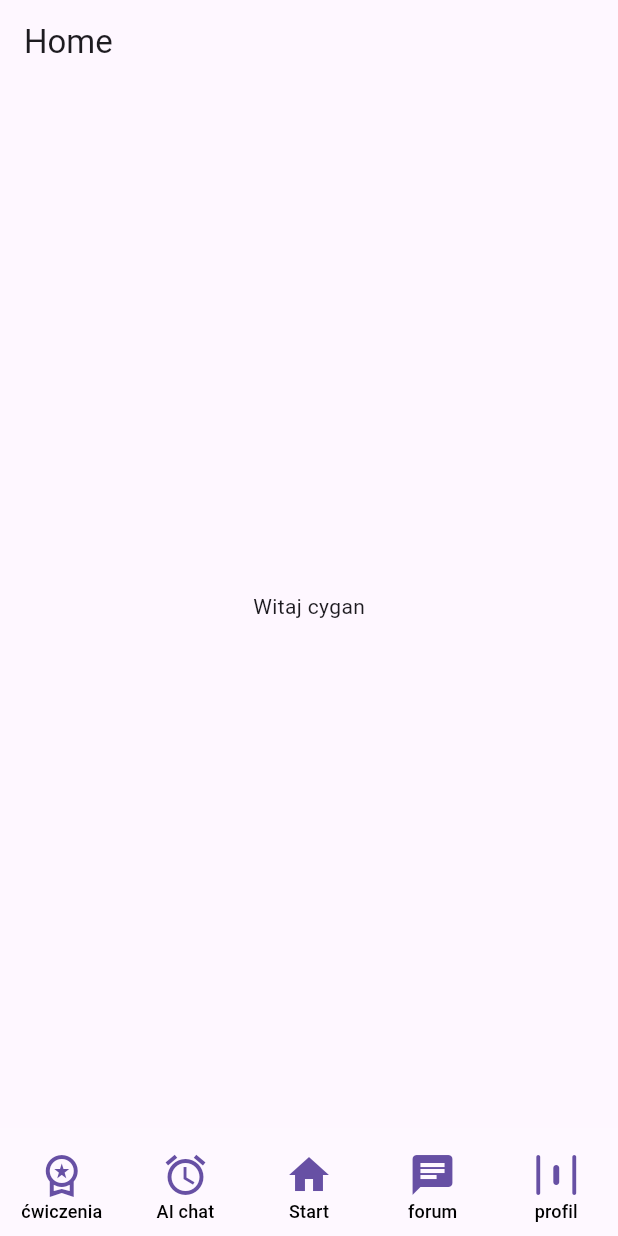
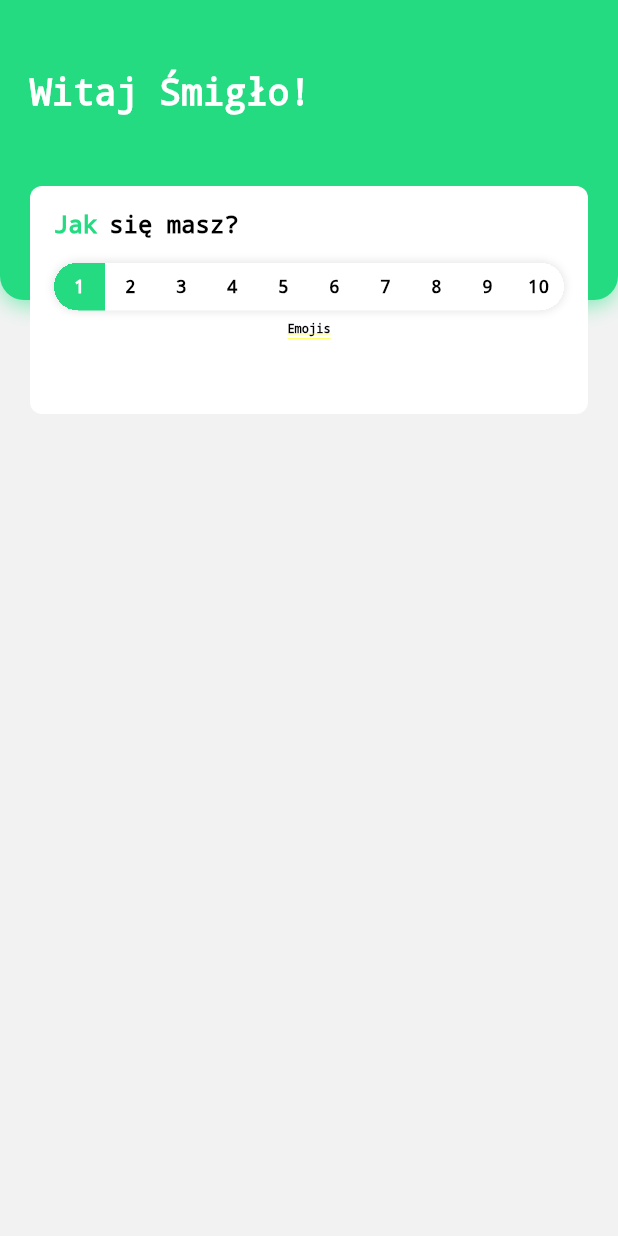
Before and after one commit to xSmilO/JakSieMasz, a Flutter app: the screen it shows after launch, on a phone screen of 412 x 824 dp. Run offline on Flutter 3.47's test engine with Material 3 defaults, Android fonts, the phone set to English and light mode, and no system bars; our stand-ins replace go_router, google_fonts.

Commit message:
styling
creating good looking screen

styling rate day container

```diff
--- /dev/null
+++ b/lib/Styles/styles.dart
@@ -0,0 +1,6 @@
+import 'dart:ui';
+
+abstract final class Styles {
+  static Color bgColor = Color(0xFFF2F2F2);
+  static Color primaryColor500 = Color(0xFF24DB82);
+}
--- a/lib/UI/Home/home_screen.dart
+++ b/lib/UI/Home/home_screen.dart
@@ -1,23 +1,57 @@
 import 'package:flutter/material.dart';
-import 'package:jak_sie_masz/UI/Profile/profile_viewmodel.dart';
-import 'package:jak_sie_masz/UI/Shared/widgets/navigation_widget.dart';
-import 'package:provider/provider.dart';
+import 'package:jak_sie_masz/Styles/styles.dart';
+import 'package:jak_sie_masz/UI/Home/rate_container_widget.dart';
 
 class HomeScreen extends StatelessWidget {
   const HomeScreen({super.key});
 
   @override
   Widget build(BuildContext context) {
-    return Scaffold(
-      appBar: AppBar(
-        title: Text("Home"),
+    return Container(
+      color: Styles.bgColor,
+      child: SingleChildScrollView(
+        child: Stack(
+          children: [
+            Container(
+              height: 200,
+              decoration: BoxDecoration(
+                  color: Color(0xFF24DB82),
+                  borderRadius: BorderRadius.only(
+                    bottomLeft: Radius.circular(16),
+                    bottomRight: Radius.circular(16),
+                  ),
+                  boxShadow: [
+                    BoxShadow(
+                      color: Color(0xFF7CE9B4),
+                      offset: Offset(0, 4),
+                      blurRadius: 12,
+                      spreadRadius: -1,
+                    ),
+                  ]),
+            ),
+            Padding(
+              padding: const EdgeInsets.symmetric(horizontal: 20, vertical: 0),
+              child: Column(
+                crossAxisAlignment: CrossAxisAlignment.start,
+                children: [
+                  Container(
+                    margin: EdgeInsets.only(top: 48),
+                    child: Text(
+                      "Witaj Śmigło!",
+                      style: TextStyle(
+                        color: Colors.white,
+                        decoration: TextDecoration.none,
+                        fontSize: 24,
+                      ),
+                    ),
+                  ),
+                  RateContainerWidget(),
+                ],
+              ),
+            ),
+          ],
+        ),
       ),
-      body: Center(
-        child: Consumer<ProfileViewModel>(builder: (context, profile, child) {
-          return Text("Witaj ${profile.username}");
-        }),
-      ),
-      bottomNavigationBar: NavigationWidget(),
     );
   }
 }
--- /dev/null
+++ b/lib/UI/Home/rate_container_widget.dart
@@ -0,0 +1,49 @@
+import 'package:flutter/material.dart';
+import 'package:jak_sie_masz/Styles/styles.dart';
+import 'package:jak_sie_masz/UI/Home/rate_slider_widget.dart';
+
+class RateContainerWidget extends StatelessWidget {
+  const RateContainerWidget({super.key});
+
+  @override
+  Widget build(BuildContext context) {
+    return Container(
+      margin: EdgeInsets.only(top: 48),
+      height: 152,
+      decoration: BoxDecoration(
+        color: Colors.white,
+        borderRadius: BorderRadius.all(Radius.circular(8)),
+      ),
+      child: Padding(
+        padding: const EdgeInsets.all(16),
+        child: Column(
+          spacing: 16,
+          children: [
+            Row(
+              spacing: 8,
+              children: [
+                Text(
+                  "Jak",
+                  style: TextStyle(
+                    color: Styles.primaryColor500,
+                    fontSize: 16,
+                    decoration: TextDecoration.none,
+                  ),
+                ),
+                Text(
+                  "się masz?",
+                  style: TextStyle(
+                    color: Colors.black,
+                    fontSize: 16,
+                    decoration: TextDecoration.none,
+                  ),
+                ),
+              ],
+            ),
+            RateSliderWidget(),
+          ],
+        ),
+      ),
+    );
+  }
+}
--- /dev/null
+++ b/lib/UI/Home/rate_slider_item_widget.dart
@@ -0,0 +1,27 @@
+import 'package:flutter/material.dart';
+import 'package:jak_sie_masz/Styles/styles.dart';
+
+class RateSliderItemWidget extends StatelessWidget {
+  final String label;
+  final bool? active;
+  const RateSliderItemWidget({super.key, required this.label, this.active});
+
+  @override
+  Widget build(BuildContext context) {
+    return Flexible(
+        fit: FlexFit.tight,
+        child: Container(
+          color: active == true ? Styles.primaryColor500 : Colors.white,
+          child: Center(
+            child: Text(
+              label,
+              style: TextStyle(
+                color: active == true ? Colors.white : Colors.black,
+                fontSize: 12,
+                decoration: TextDecoration.none,
+              ),
+            ),
+          ),
+        ));
+  }
+}
--- /dev/null
+++ b/lib/UI/Home/rate_slider_widget.dart
@@ -0,0 +1,74 @@
+import 'package:flutter/material.dart';
+import 'package:jak_sie_masz/UI/Home/rate_slider_item_widget.dart';
+
+class RateSliderWidget extends StatelessWidget {
+  const RateSliderWidget({super.key});
+
+  @override
+  Widget build(BuildContext context) {
+    return Column(
+      spacing: 8,
+      children: [
+        Container(
+          key: Key("rate slider"),
+          height: 32,
+          clipBehavior: Clip.hardEdge,
+          decoration: BoxDecoration(
+              borderRadius: BorderRadius.all(
+                Radius.circular(50),
+              ),
+              boxShadow: [
+                BoxShadow(
+                  color: Color(0x18000000),
+                  offset: Offset(0, 0),
+                  blurRadius: 4,
+                  spreadRadius: 1,
+                ),
+              ]),
+          child: Flex(
+            direction: Axis.horizontal,
+            mainAxisAlignment: MainAxisAlignment.spaceBetween,
+            crossAxisAlignment: CrossAxisAlignment.stretch,
+            children: [
+              RateSliderItemWidget(
+                label: "1",
+                active: true,
+              ),
+              RateSliderItemWidget(
+                label: "2",
+              ),
+              RateSliderItemWidget(
+                label: "3",
+              ),
+              RateSliderItemWidget(
+                label: "4",
+              ),
+              RateSliderItemWidget(
+                label: "5",
+              ),
+              RateSliderItemWidget(
+                label: "6",
+              ),
+              RateSliderItemWidget(
+                label: "7",
+              ),
+              RateSliderItemWidget(
+                label: "8",
+              ),
+              RateSliderItemWidget(
+                label: "9",
+              ),
+              RateSliderItemWidget(
+                label: "10",
+              ),
+            ],
+          ),
+        ),
+        Text(
+          "Emojis",
+          style: TextStyle(fontSize: 8, color: Colors.black),
+        ),
+      ],
+    );
+  }
+}
--- a/lib/UI/Shared/widgets/navigation_item.dart
+++ b/lib/UI/Shared/widgets/navigation_item.dart
@@ -16,11 +16,6 @@ class NavigationItem extends StatefulWidget {
 }
 
 class _NavigationItemState extends State<NavigationItem> {
-  @override
-  initState() {
-    super.initState();
-  }
-
   @override
   Widget build(BuildContext context) {
     return Flexible(
--- a/lib/main.dart
+++ b/lib/main.dart
@@ -1,4 +1,5 @@
 import 'package:flutter/material.dart';
+import 'package:google_fonts/google_fonts.dart';
 import 'package:jak_sie_masz/UI/Profile/profile_viewmodel.dart';
 import 'package:provider/provider.dart';
 
@@ -23,6 +24,9 @@ class MainApp extends StatelessWidget {
   @override
   Widget build(BuildContext context) {
     return MaterialApp.router(
+      theme: ThemeData(
+        textTheme: GoogleFonts.lexendDecaTextTheme(Theme.of(context).textTheme),
+      ),
       routerConfig: router(),
     );
   }
--- a/pubspec.yaml
+++ b/pubspec.yaml
@@ -36,6 +36,7 @@ dependencies:
   cupertino_icons: ^1.0.8
   go_router: ^14.8.0
   provider: ^6.1.2
+  google_fonts: ^6.2.1
 
 dev_dependencies:
   flutter_test:
```
Also changed, not shown: pubspec.lock, 1 other file.
